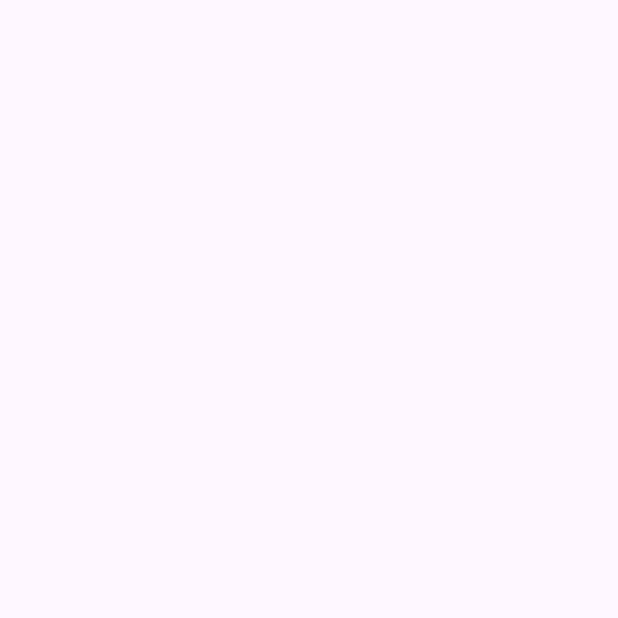
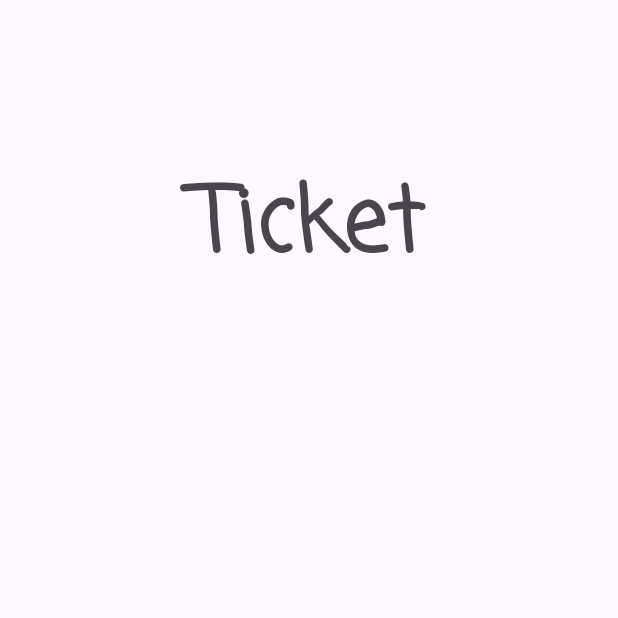
Before and after one commit to gabyceci/CRUD_Gabriela, an Android app: the Tickets screen opened directly, with no data from a screen before it, on a phone screen of 412 x 824 dp, the top half of it. Before the commit the part shown is empty. Run offline under Robolectric (Android 15) with nearby library versions, the phone set to English and light mode, and no system bars.

```diff
--- a/app/src/main/res/layout/activity_tickets.xml
+++ b/app/src/main/res/layout/activity_tickets.xml
@@ -15,12 +15,14 @@
         android:fontFamily="casual"
         android:text="Ticket"
         android:textAlignment="center"
-        android:textSize="34sp"
+        android:textSize="60sp"
         android:textStyle="bold"
         app:layout_constraintBottom_toTopOf="@+id/txtUUID"
         app:layout_constraintEnd_toEndOf="parent"
-        app:layout_constraintHorizontal_bias="0.496"
-        app:layout_constraintStart_toStartOf="parent" />
+        app:layout_constraintHorizontal_bias="0.495"
+        app:layout_constraintStart_toStartOf="parent"
+        app:layout_constraintTop_toTopOf="parent"
+        app:layout_constraintVertical_bias="1.0" />
 
     <TextView
         android:id="@+id/txtUUID"
@@ -118,10 +120,13 @@
         android:id="@+id/txtEstadot"
         android:layout_width="105dp"
         android:layout_height="29dp"
+        android:layout_marginBottom="68dp"
         android:fontFamily="casual"
         android:text="TextView"
         android:textAlignment="center"
         android:textSize="24sp"
-        tools:layout_editor_absoluteX="284dp"
-        tools:layout_editor_absoluteY="681dp" />
+        app:layout_constraintBottom_toBottomOf="parent"
+        app:layout_constraintEnd_toEndOf="parent"
+        app:layout_constraintHorizontal_bias="0.947"
+        app:layout_constraintStart_toStartOf="parent" />
 </androidx.constraintlayout.widget.ConstraintLayout>
```
Also changed, not shown: app/src/main/java/RecyclerViewHelpers/Adaptador.kt (line endings or trailing spaces).
